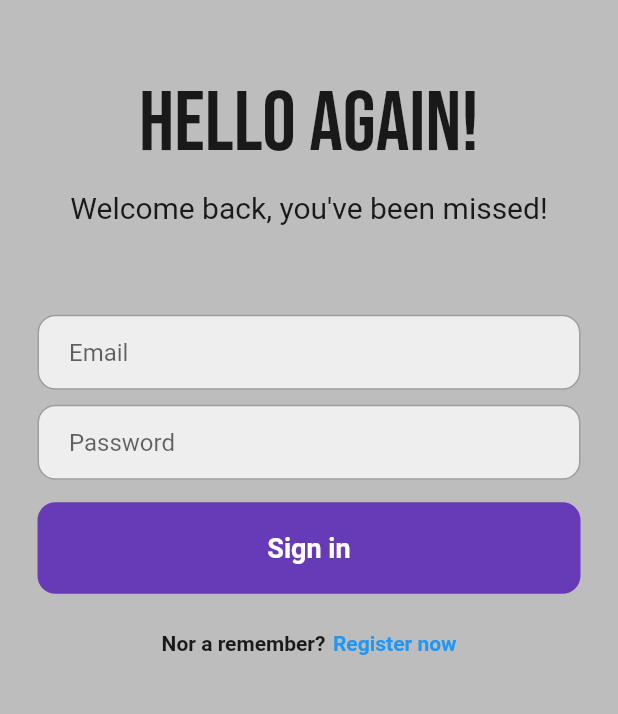
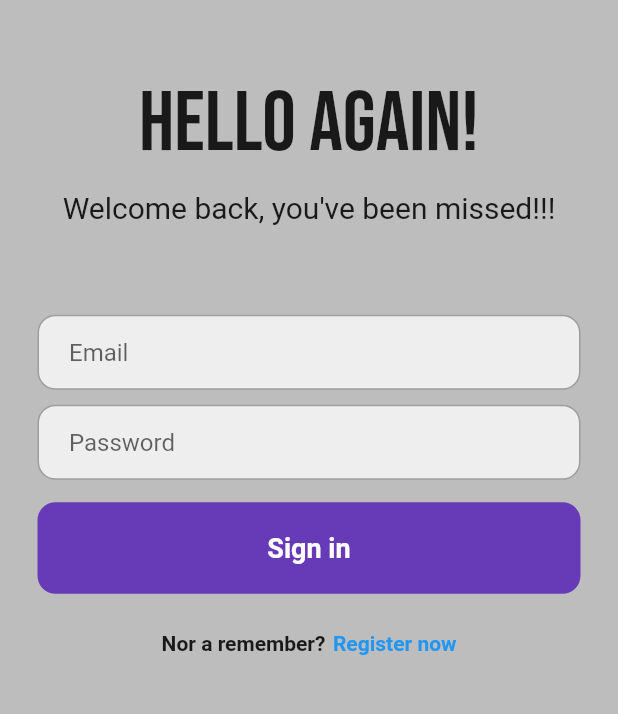
Before and after one commit to rafayusupov/minimal_login_ui, a Flutter app: the screen it shows after launch, on a phone screen of 412 x 824 dp, the part 373-1087 px from its top. Run offline on Flutter 3.47's test engine with Material 2 defaults, Android fonts, the phone set to English and light mode, and no system bars; our stand-ins replace google_fonts.

```diff
--- a/lib/loginPade.dart
+++ b/lib/loginPade.dart
@@ -33,7 +33,7 @@ class _loginPageState extends State<loginPage> {
               ),
               SizedBox(height: 10,),
               Text(
-                'Welcome back, you\'ve been missed!',
+                'Welcome back, you\'ve been missed!!!',
                 style: TextStyle(
                   fontSize: 20.0,
                 ),
```
